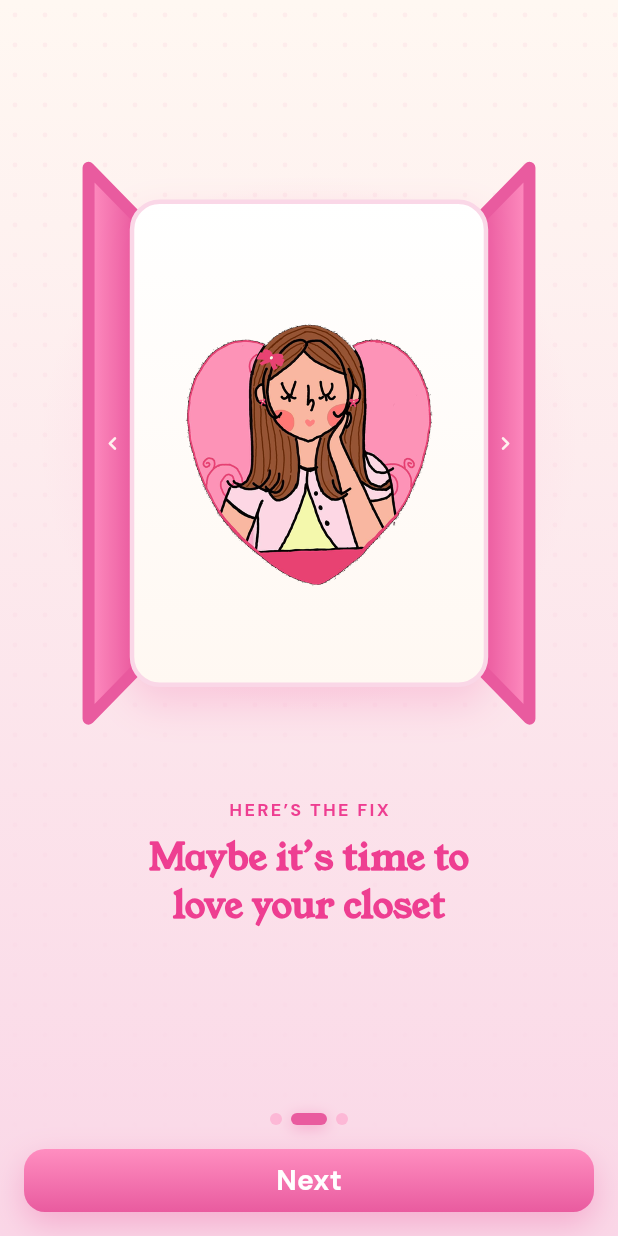
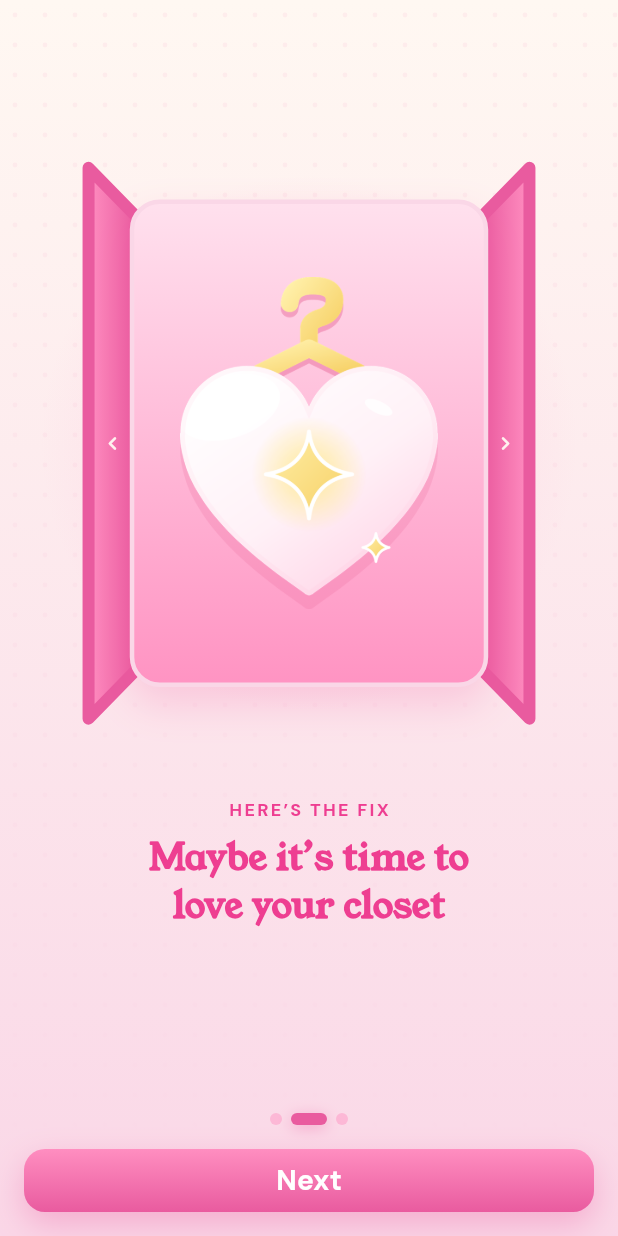
Before and after one commit to sofiademesa/love-my-closet, a Flutter app: the screen it shows after launch, after a tap on "Next", on a phone screen of 412 x 824 dp. Run offline on Flutter 3.47's test engine with Material 3 defaults, Android fonts, the phone set to English and light mode, and no system bars; our stand-ins replace camera, device_preview, image_picker, supabase_flutter; missing offline and left inert: dart:js_interop, dart:ui_web, flutter_onnxruntime; accounts and stored records are empty.

Commit message:
full redesign: new logo, icons, onboarding, smoother animation, home cards

```diff
--- a/lib/screens/onboarding/onboarding_1_page.dart
+++ b/lib/screens/onboarding/onboarding_1_page.dart
@@ -269,7 +269,10 @@ class _DoorFace extends StatelessWidget {
 
   @override
   Widget build(BuildContext context) {
-    return DecoratedBox(
+    // RepaintBoundary: the gradient, handle and big blurred shadow are drawn
+    // once and cached. Without it they were re-rasterised every frame while
+    // the door rotated, which is what made the swing stutter.
+    return RepaintBoundary(child: DecoratedBox(
       decoration: BoxDecoration(
         borderRadius: borderRadius,
         boxShadow: [
@@ -332,6 +335,6 @@ class _DoorFace extends StatelessWidget {
           ),
         ),
       ),
-    );
+    ));
   }
 }
--- a/lib/screens/onboarding/onboarding_2_page.dart
+++ b/lib/screens/onboarding/onboarding_2_page.dart
@@ -1,10 +1,9 @@
 import 'package:flutter/material.dart';
 
 import '../../theme.dart';
-import '../../widgets/heart_avatar.dart';
 import 'onboarding_slide.dart';
 
-/// Onboarding 2: the avatar card in a carousel + "love your closet" headline.
+/// Onboarding 2: the logo card in a carousel + "love your closet" headline.
 class Onboarding2Page extends StatelessWidget {
   const Onboarding2Page({super.key, this.textOpacity = 1, this.textOffsetY = 0});
 
@@ -20,8 +19,11 @@ class Onboarding2Page extends StatelessWidget {
       headline: 'Maybe it\u2019s time to love your closet',
       textOpacity: textOpacity,
       textOffsetY: textOffsetY,
-      illustration: (width, height) =>
-          _AvatarCarousel(cardWidth: width, cardHeight: height),
+      // Static artwork: cached as one layer so the closet-opening
+      // transition only has to scale/fade it, not repaint it.
+      illustration: (width, height) => RepaintBoundary(
+        child: _AvatarCarousel(cardWidth: width, cardHeight: height),
+      ),
     );
   }
 }
@@ -63,7 +65,7 @@ class _AvatarCarousel extends StatelessWidget {
                 height: panelHeight,
                 child: const _SidePanel(outerOnLeft: false),
               ),
-              // Centre card with the avatar.
+              // Centre card with the logo.
               Container(
                 width: cardWidth,
                 height: cardHeight,
@@ -71,7 +73,7 @@ class _AvatarCarousel extends StatelessWidget {
                   gradient: const LinearGradient(
                     begin: Alignment.topCenter,
                     end: Alignment.bottomCenter,
-                    colors: [AppColors.white, AppColors.cream],
+                    colors: [Color(0xFFFFE1EE), Color(0xFFFF93C2)],
                   ),
                   borderRadius: BorderRadius.circular(AppRadius.card),
                   border: Border.all(color: AppColors.blush, width: 3),
@@ -83,13 +85,14 @@ class _AvatarCarousel extends StatelessWidget {
                     ),
                   ],
                 ),
-                // A heart is visually top-heavy (wide lobes up top,
-                // tapering to a point below), so dead-center math reads as
-                // sitting slightly too high. Nudge it down a touch so it
-                // looks centered in the card.
                 child: Align(
-                  alignment: const Alignment(0, 0.12),
-                  child: HeartAvatar(width: cardWidth * 0.8),
+                  alignment: Alignment.center,
+                  child: Image.asset(
+                    'assets/images/logo_mark.png',
+                    width: cardWidth * 0.72,
+                    fit: BoxFit.contain,
+                    semanticLabel: 'Love My Closet logo',
+                  ),
                 ),
               ),
             ],
--- a/lib/screens/onboarding/onboarding_flow.dart
+++ b/lib/screens/onboarding/onboarding_flow.dart
@@ -29,6 +29,16 @@ class _OnboardingFlowState extends State<OnboardingFlow> {
   int _page = 0;
 
   bool get _onLanding => _page == _landingIndex;
+
+  @override
+  void didChangeDependencies() {
+    super.didChangeDependencies();
+    // Decode the artwork up front. Otherwise Onboarding 2's logo gets
+    // decoded in the middle of the closet-opening animation, which shows up
+    // as a hitch on the first frames.
+    precacheImage(const AssetImage('assets/images/logo_mark.png'), context);
+    precacheImage(const AssetImage('assets/images/heart_avatar.png'), context);
+  }
 
   @override
   void dispose() {
@@ -150,12 +160,14 @@ class _OnboardingFlowState extends State<OnboardingFlow> {
                       const Duration(milliseconds: 400),
                     ),
                     opacity: _onLanding ? 0 : 1,
+                    child: RepaintBoundary(
                       child: DecoratedBox(
                         decoration: BoxDecoration(
                           gradient: LinearGradient(
                             begin: Alignment.topCenter,
                             end: Alignment.bottomCenter,
                             colors: [Color(0x00FAD7E7), AppColors.blush],
+                          ),
                         ),
                       ),
                     ),
@@ -231,6 +243,9 @@ class _OnboardingFlowState extends State<OnboardingFlow> {
                           duration: kMotionDuration(
                             const Duration(milliseconds: 250),
                           ),
+                          // Cached: dots + the Next button (gradient and
+                          // blurred shadow) stay put while the pages move.
+                          child: RepaintBoundary(
                             child: Padding(
                             padding: const EdgeInsets.fromLTRB(
                               Spacing.md,
@@ -246,7 +261,7 @@ class _OnboardingFlowState extends State<OnboardingFlow> {
                                 PrimaryButton(label: 'Next', onPressed: _next),
                               ],
                             ),
-                          ),
+                          )),
                         ),
                       ),
                     ),
--- a/lib/screens/onboarding/onboarding_slide.dart
+++ b/lib/screens/onboarding/onboarding_slide.dart
@@ -70,7 +70,8 @@ class OnboardingSlide extends StatelessWidget {
                         clipBehavior: Clip.none,
                         children: [
                           // Soft radial halo for depth behind the illustration.
-                          Container(
+                          RepaintBoundary(
+                            child: Container(
                             width: artWidth * 1.5,
                             height: artWidth * 1.5,
                             decoration: BoxDecoration(
@@ -82,7 +83,7 @@ class OnboardingSlide extends StatelessWidget {
                                 ],
                               ),
                             ),
-                          ),
+                          )),
                           illustration(artWidth, artHeight),
                         ],
                       ),
@@ -92,7 +93,10 @@ class OnboardingSlide extends StatelessWidget {
                       opacity: textOpacity.clamp(0.0, 1.0).toDouble(),
                       child: Transform.translate(
                         offset: Offset(0, textOffsetY),
-                        child: Column(
+                        // Cached, so fading/drifting the text is just moving
+                        // a ready-made layer instead of re-laying out glyphs.
+                        child: RepaintBoundary(
+                          child: Column(
                           mainAxisSize: MainAxisSize.min,
                           children: [
                             Text(
@@ -116,7 +120,7 @@ class OnboardingSlide extends StatelessWidget {
                               ),
                             ),
                           ],
-                        ),
+                        )),
                       ),
                     ),
                   ],
--- a/lib/widgets/dot_pattern.dart
+++ b/lib/widgets/dot_pattern.dart
@@ -35,8 +35,13 @@ class DotPattern extends StatelessWidget {
               : ColoredBox(color: backgroundColor!),
         ),
         Positioned.fill(
-          child: CustomPaint(
-            painter: _DotPainter(color: dotColor, spacing: spacing, radius: dotRadius),
+          // Its own layer, so the ~800 dots are painted once and reused
+          // instead of being redrawn on every frame of whatever animates
+          // on top of them.
+          child: RepaintBoundary(
+            child: CustomPaint(
+              painter: _DotPainter(color: dotColor, spacing: spacing, radius: dotRadius),
+            ),
           ),
         ),
         child,
--- a/lib/widgets/heart_avatar.dart
+++ b/lib/widgets/heart_avatar.dart
@@ -1,13 +1,13 @@
 import 'package:flutter/material.dart';
 
-/// The Love My Closet logo
+/// The Love My Closet logo (heart on a hanger, the same artwork as the app icon).
 class HeartAvatar extends StatelessWidget {
   const HeartAvatar({super.key, this.width = 150, this.small = false});
 
   final double width;
 
   /// Use the pre-shrunk, cleaned-up logo for small spots (under ~100px) so
-  /// the line art stays crisp instead of getting jagged when downscaled.
+  /// the artwork stays crisp instead of getting jagged when downscaled.
   final bool small;
 
   @override
@@ -20,7 +20,7 @@ class HeartAvatar extends StatelessWidget {
       fit: BoxFit.contain,
       filterQuality: FilterQuality.high,
       isAntiAlias: true,
-      semanticLabel: 'Love My Closet avatar',
+      semanticLabel: 'Love My Closet logo',
     );
   }
 }
```
Also changed, not shown: lib/widgets/clothing_card.dart (+40 -8 lines), lib/widgets/wear_me_card.dart (+19 -12 lines), assets/images/heart_avatar.png, assets/images/heart_avatar_small.png, assets/images/logo_mark.png (added), pubspec.lock, 12 other files. Lines whose indentation alone changed are shown as unchanged.
